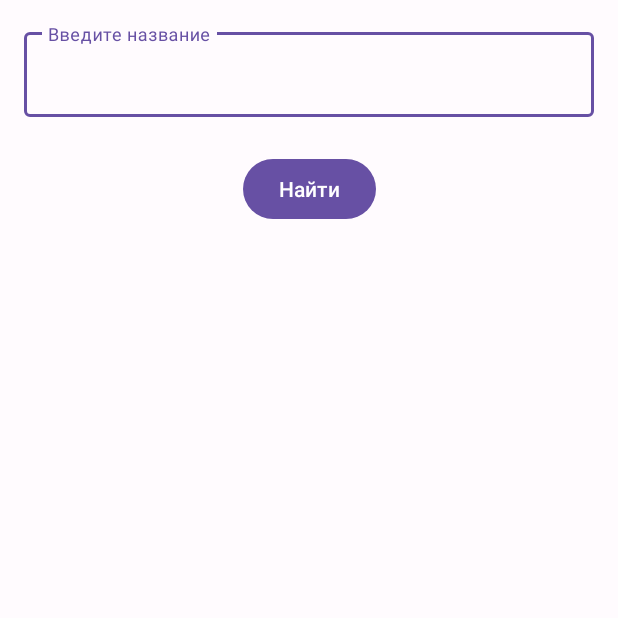
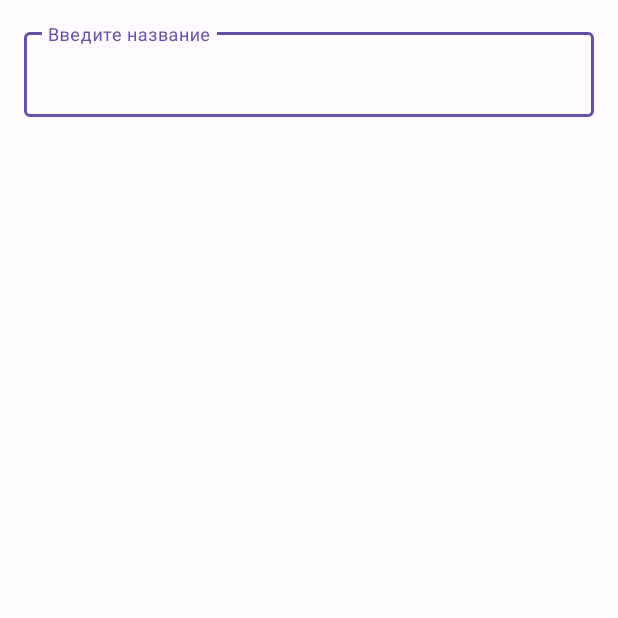
Before and after one commit to besmax/MovieSearcher, an Android app: the screen it shows after launch (MainActivity), on a phone screen of 412 x 824 dp, the top half of it. Run offline under Robolectric (Android 15) with nearby library versions, the phone set to English and light mode, and no system bars; our stand-ins replace Dagger/Hilt's generated code; pictures from the network do not load.

Commit message:
button in movies screen was deleted, search debounce was added in moviesViewModel

```diff
--- a/app/src/main/java/bes/max/moviesearcher/ui/movies/MoviesFragment.kt
+++ b/app/src/main/java/bes/max/moviesearcher/ui/movies/MoviesFragment.kt
@@ -1,6 +1,8 @@
 package bes.max.moviesearcher.ui.movies
 
 import android.os.Bundle
+import android.text.Editable
+import android.text.TextWatcher
 import android.view.LayoutInflater
 import android.view.View
 import android.view.ViewGroup
@@ -56,12 +58,7 @@ class MoviesFragment : Fragment() {
             }
         }
 
-        binding.buttonMoviesScreen.setOnClickListener {
-            if (binding.editTextMoviesScreen.text?.isNotEmpty() == true) {
-                viewModel.getMovies(binding.editTextMoviesScreen.text.toString())
-            }
-
-        }
+        setSearchTextWatcher()
     }
 
     override fun onDestroyView() {
@@ -104,4 +101,24 @@ class MoviesFragment : Fragment() {
         }
     }
 
+    private fun setSearchTextWatcher() {
+        val textWatcher = object : TextWatcher {
+            override fun beforeTextChanged(s: CharSequence?, start: Int, count: Int, after: Int) {
+                //no need
+            }
+
+            override fun onTextChanged(s: CharSequence?, start: Int, before: Int, count: Int) {
+                if(!s.isNullOrEmpty()) {
+                    viewModel.searchDebounce(s.toString())
+                }
+            }
+
+            override fun afterTextChanged(s: Editable?) {
+                //no need
+            }
+
+        }
+        binding.editTextMoviesScreen.addTextChangedListener(textWatcher)
+    }
+
 }
--- a/app/src/main/java/bes/max/moviesearcher/ui/movies/MoviesViewModel.kt
+++ b/app/src/main/java/bes/max/moviesearcher/ui/movies/MoviesViewModel.kt
@@ -3,12 +3,13 @@ package bes.max.moviesearcher.ui.movies
 import androidx.lifecycle.LiveData
 import androidx.lifecycle.MutableLiveData
 import androidx.lifecycle.ViewModel
-import androidx.lifecycle.lifecycleScope
 import androidx.lifecycle.viewModelScope
 import bes.max.moviesearcher.domain.api.MoviesRepository
 import bes.max.moviesearcher.util.Resource
 import dagger.hilt.android.lifecycle.HiltViewModel
 import kotlinx.coroutines.Dispatchers
+import kotlinx.coroutines.Job
+import kotlinx.coroutines.delay
 import kotlinx.coroutines.launch
 import javax.inject.Inject
 
@@ -20,6 +21,21 @@ class MoviesViewModel @Inject constructor(
     private val _screenState = MutableLiveData<MoviesScreenState>(MoviesScreenState.NotStarted)
     val screenState: LiveData<MoviesScreenState> = _screenState
 
+    private var searchJob: Job? = null
+    private var latestSearchText: String? = null
+
+
+    fun searchDebounce(newSearchText: String) {
+        if (newSearchText == latestSearchText) return
+
+        latestSearchText = newSearchText
+
+        searchJob?.cancel()
+        searchJob = viewModelScope.launch {
+            delay(SEARCH_DEBOUNCE_DELAY)
+            getMovies(newSearchText)
+        }
+    }
 
     fun getMovies(userInput: String) {
         _screenState.value = MoviesScreenState.Loading
@@ -39,4 +55,8 @@ class MoviesViewModel @Inject constructor(
         }
     }
 
+    companion object {
+        private const val SEARCH_DEBOUNCE_DELAY = 2000L
+    }
+
 }
--- a/app/src/main/res/layout/fragment_movies.xml
+++ b/app/src/main/res/layout/fragment_movies.xml
@@ -45,23 +45,13 @@
 
     </com.google.android.material.textfield.TextInputLayout>
 
-    <Button
-        android:id="@+id/button_movies_screen"
-        android:layout_width="wrap_content"
-        android:layout_height="wrap_content"
-        android:layout_marginVertical="16dp"
-        android:text="@string/find_button"
-        app:layout_constraintStart_toStartOf="@id/guideline_start"
-        app:layout_constraintEnd_toStartOf="@id/guideline_end"
-        app:layout_constraintTop_toBottomOf="@id/edit_text_layout_movies_screen"/>
-
     <androidx.recyclerview.widget.RecyclerView
         android:id="@+id/recycler_view_movies_screen"
         android:layout_width="wrap_content"
         android:layout_height="wrap_content"
         app:layout_constraintStart_toStartOf="@id/guideline_start"
         app:layout_constraintEnd_toStartOf="@id/guideline_end"
-        app:layout_constraintTop_toBottomOf="@id/button_movies_screen"/>
+        app:layout_constraintTop_toBottomOf="@id/edit_text_layout_movies_screen"/>
 
     <ProgressBar
         android:id="@+id/progressbar_movies_screen"
```
